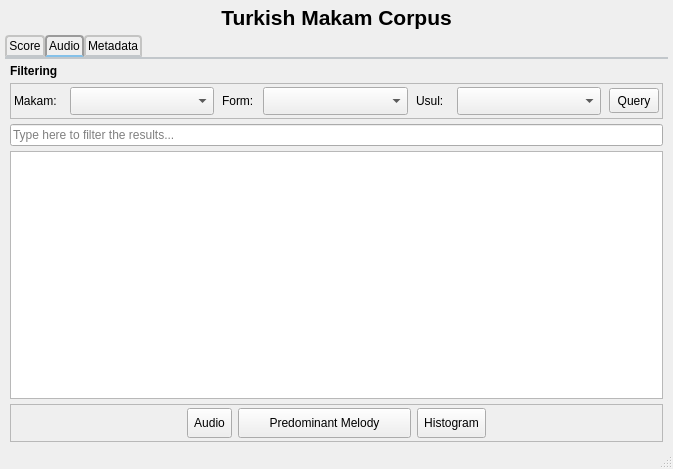
Old version of the form ui_files/qt_designs/makam_main.ui in the repository MTG/dunya-desktop.
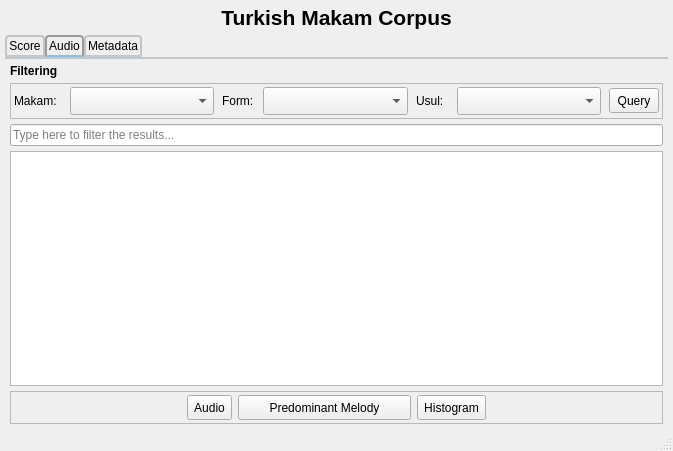
New version of the form. Icons and pictures are not drawn.

Commit message: refactoring the heights of comboboxes and feature buttons

```diff
--- a/ui_files/qt_designs/makam_main.ui
+++ b/ui_files/qt_designs/makam_main.ui
@@ -7,7 +7,7 @@
     <x>0</x>
     <y>0</y>
     <width>673</width>
-    <height>469</height>
+    <height>451</height>
    </rect>
   </property>
   <property name="baseSize">
@@ -387,7 +387,7 @@
           <property name="minimumSize">
            <size>
             <width>0</width>
-            <height>30</height>
+            <height>25</height>
            </size>
           </property>
           <property name="maximumSize">
@@ -436,7 +436,7 @@
              <property name="maximumSize">
               <size>
                <width>75</width>
-               <height>35</height>
+               <height>25</height>
               </size>
              </property>
              <property name="statusTip">
@@ -480,7 +480,7 @@
              <property name="maximumSize">
               <size>
                <width>180</width>
-               <height>35</height>
+               <height>25</height>
               </size>
              </property>
              <property name="text">
@@ -506,7 +506,7 @@
              <property name="minimumSize">
               <size>
                <width>0</width>
-               <height>30</height>
+               <height>25</height>
               </size>
              </property>
              <property name="text">
```
The commit also changes 1 other file.
